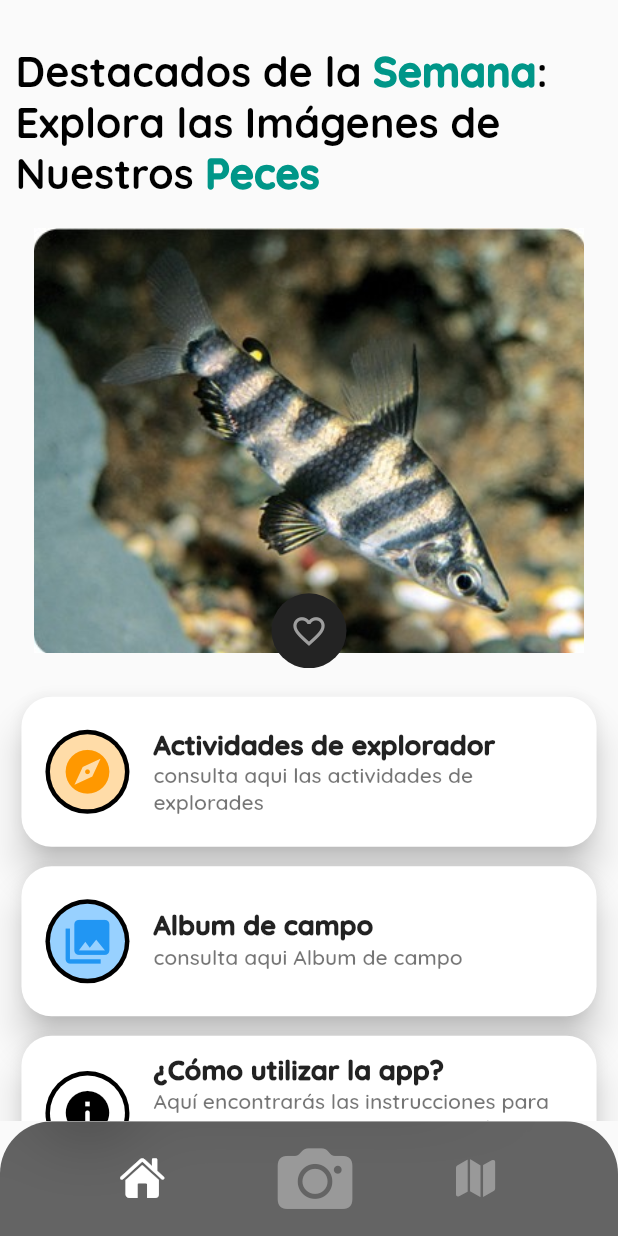
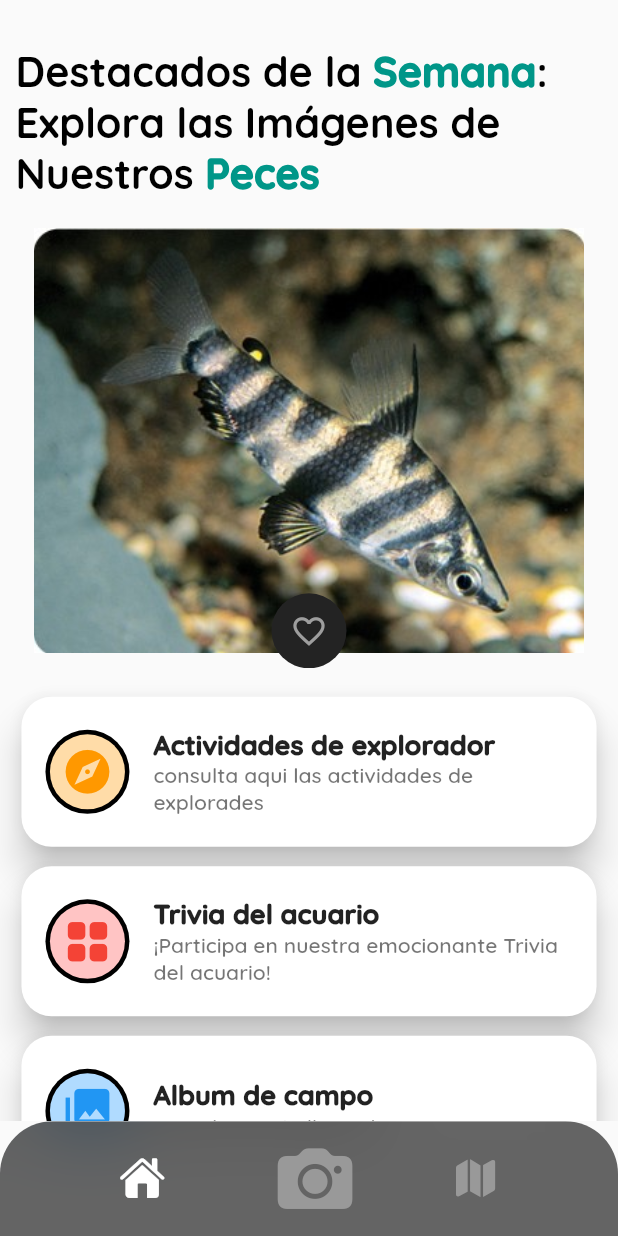
Before and after one commit to Christgrant98/ai-fish-aquarium, a Flutter app: the HomeView screen opened by its route, on a phone screen of 412 x 824 dp. Run offline on Flutter 3.47's test engine with Material 2 defaults, Android fonts, the phone set to English and light mode, and no system bars; drawn by our look-alikes of blurrycontainer, carousel_slider, google_nav_bar; our stand-ins replace camera, go_router, google_fonts, image_picker, photo_view, sqflite; missing offline and left inert: google_mlkit_image_labeling, langchain, langchain_openai; accounts and stored records are empty.

Commit message:
route to navigate to trivia game page created and class who contains page as well

```diff
--- a/lib/src/routes/routes.dart
+++ b/lib/src/routes/routes.dart
@@ -17,6 +17,8 @@ import 'package:login_flutter/src/utils/widgets/layout.dart';
 import 'package:login_flutter/src/views/camera_view.dart';
 import 'package:login_flutter/src/views/home_view.dart';
 import 'package:login_flutter/src/views/map_view.dart';
+
+import '../pages/trivia_game_page.dart';
 
 final GlobalKey<NavigatorState> _rootNavigatorKey =
     GlobalKey<NavigatorState>(debugLabel: 'root');
@@ -61,6 +63,10 @@ final router = GoRouter(
                           return CarouselDetails(pez: carouselImage);
                         }),
                     GoRoute(
+                      path: "trivia",
+                      builder: (context, state) => const TriviaGamePage(),
+                    ),
+                    GoRoute(
                         path: "explorer",
                         builder: (BuildContext context, GoRouterState state) {
                           return const ExplorerView();
@@ -76,7 +82,7 @@ final router = GoRouter(
                                 return RecompensasView(
                                   points: points,
                                 );
-                              })
+                              }),
                         ]),
                     GoRoute(
                         path: "album",
--- a/lib/src/views/home_view.dart
+++ b/lib/src/views/home_view.dart
@@ -58,9 +58,21 @@ class _HomeViewState extends State<HomeView> {
               ),
               const SizedBox(height: 5),
               CustomCard(
+                title: 'Trivia del acuario',
+                subtitle:
+                    '¡Participa en nuestra emocionante Trivia del acuario!',
+                iconBackgoundColor: const Color.fromARGB(255, 255, 196, 196),
+                iconColor: Colors.red,
+                icon: Icons.grid_view_rounded,
+                onTap: () => GoRouter.of(context).go(
+                  '/home_view/trivia',
+                ),
+              ),
+              const SizedBox(height: 5),
+              CustomCard(
                 title: 'Album de campo',
                 subtitle: 'consulta aqui Album de campo',
-                iconBackgoundColor: const Color.fromARGB(255, 152, 209, 255),
+                iconBackgoundColor: Color.fromARGB(255, 176, 219, 255),
                 iconColor: Colors.blue,
                 icon: Icons.photo_library,
                 onTap: () => GoRouter.of(context).go(
@@ -72,8 +84,8 @@ class _HomeViewState extends State<HomeView> {
                 title: '¿Cómo utilizar la app?',
                 subtitle:
                     'Aquí encontrarás las instrucciones para hacer uso correcto de la aplicación y cómo funciona.',
-                iconColor: Colors.black,
-                iconBackgoundColor: Colors.white,
+                iconColor: Colors.teal,
+                iconBackgoundColor: const Color.fromARGB(255, 195, 255, 249),
                 icon: Icons.info_rounded,
                 onTap: () => GoRouter.of(context).go(
                   '/home_view/instructions',
@@ -83,8 +95,8 @@ class _HomeViewState extends State<HomeView> {
               CustomCard(
                 title: 'About us',
                 subtitle: 'Learn More About Us...',
-                iconBackgoundColor: const Color.fromARGB(255, 255, 196, 196),
-                iconColor: Colors.red,
+                iconBackgoundColor: const Color.fromARGB(255, 245, 190, 255),
+                iconColor: Colors.purple,
                 icon: Icons.rocket_launch_rounded,
                 onTap: () {
                   showDialog(
```
Also changed, not shown: lib/src/pages/trivia_game_page.dart (added, +13 -0 lines).
